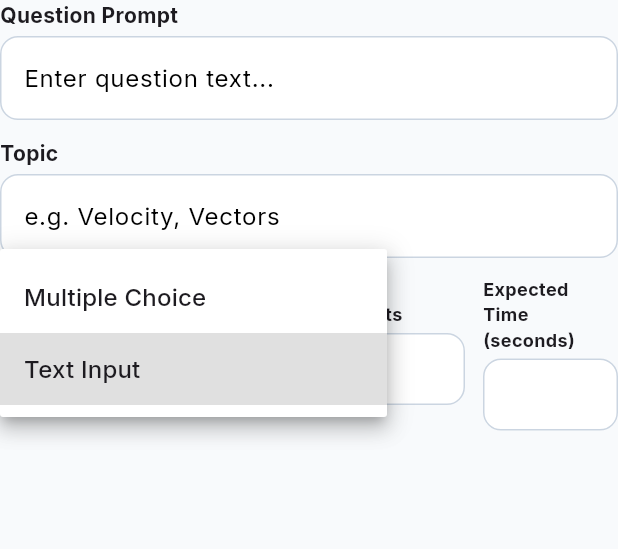
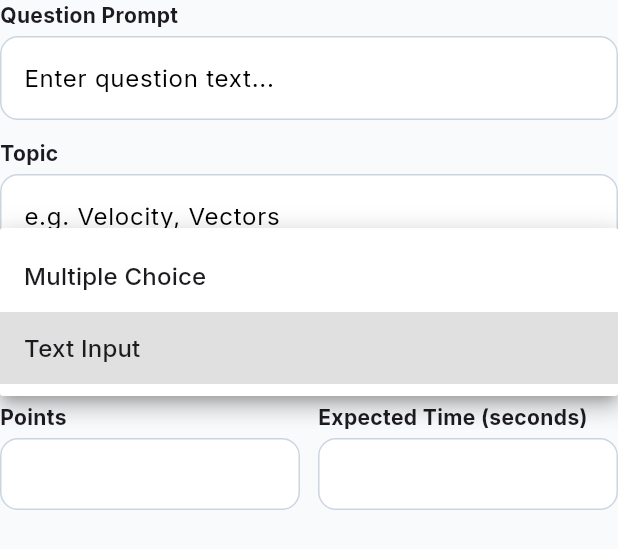
Before and after one commit to ahmedhassan-dev/reflex, a Flutter app: the QuestionPromptAndTypeFields widget shown alone on an empty page, opened directly with empty values, after a tap on "Text Input", on a phone screen of 412 x 824 dp. Shown: the top 549 px of the screen. Run offline on Flutter 3.47's test engine with Material 3 defaults, Android fonts, the phone set to English and light mode, and no system bars; our stand-ins replace easy_localization, firebase_core, firebase_messaging, google_fonts, image_picker, sentry and 2 more; missing offline and left inert: flutter_driver, serverpod, serverpod_auth_core_client, serverpod_auth_core_server, serverpod_auth_idp_client, serverpod_auth_idp_flutter and 4 more; accounts and stored records are empty; statements that could not run were skipped.

Commit message:
docs: update README screenshots and add question type dropdown in admin panel

```diff
--- a/reflex_flutter/lib/main.dart
+++ b/reflex_flutter/lib/main.dart
@@ -18,7 +18,10 @@ import 'presentation/shell/app_shell.dart';
 Future<void> main() async {
   await SentryFlutter.init(
     (options) {
-      options.dsn = const String.fromEnvironment('SENTRY_DSN', defaultValue: '');
+      options.dsn = const String.fromEnvironment(
+        'SENTRY_DSN',
+        defaultValue: '',
+      );
       options.tracesSampleRate = 1.0;
       options.beforeSend = (event, hint) {
         return event;
@@ -62,6 +65,7 @@ class ReflexApp extends StatelessWidget {
     return MaterialApp(
       localizationsDelegates: context.localizationDelegates,
       supportedLocales: context.supportedLocales,
+      debugShowCheckedModeBanner: false,
       locale: context.locale,
       title: LocaleKeys.app_title.tr(),
       theme: ReflexTheme.light,
@@ -70,8 +74,8 @@ class ReflexApp extends StatelessWidget {
       home: isUserAuthenticated
           ? AppShell(initialRole: effectiveRole)
           : (initialRole != null
-              ? AuthScreen(initialRole: initialRole)
-              : const RoleSelectionScreen()),
+                ? AuthScreen(initialRole: initialRole)
+                : const RoleSelectionScreen()),
     );
   }
 }
--- a/reflex_flutter/lib/presentation/features/question_admin/widgets/question_prompt_and_type_fields.dart
+++ b/reflex_flutter/lib/presentation/features/question_admin/widgets/question_prompt_and_type_fields.dart
@@ -52,6 +52,39 @@ class QuestionPromptAndTypeFields extends StatelessWidget {
           ),
         ),
         const SizedBox(height: 12),
+        Text(
+          LocaleKeys.questions_admin_question_type_label.tr(),
+          style: const TextStyle(fontWeight: FontWeight.bold),
+        ),
+        const SizedBox(height: 4),
+        DropdownButtonFormField<QuestionType>(
+          key: const Key('dropdown_question_type'),
+          initialValue: selectedType,
+          isExpanded: true,
+          decoration: const InputDecoration(
+            contentPadding: EdgeInsets.symmetric(horizontal: 12, vertical: 8),
+          ),
+          items: [
+            DropdownMenuItem(
+              value: QuestionType.multipleChoice,
+              child: Text(
+                LocaleKeys.questions_admin_type_multiple_choice.tr(),
+                overflow: TextOverflow.ellipsis,
+              ),
+            ),
+            DropdownMenuItem(
+              value: QuestionType.textInput,
+              child: Text(
+                LocaleKeys.questions_admin_type_text_input.tr(),
+                overflow: TextOverflow.ellipsis,
+              ),
+            ),
+          ],
+          onChanged: (val) {
+            if (val != null) onTypeChanged(val);
+          },
+        ),
+        const SizedBox(height: 12),
         Row(
           children: [
             Expanded(
@@ -59,51 +92,14 @@ class QuestionPromptAndTypeFields extends StatelessWidget {
                 crossAxisAlignment: CrossAxisAlignment.start,
                 children: [
                   Text(
-                    LocaleKeys.questions_admin_question_type_label.tr(),
-                    style: const TextStyle(
-                        fontWeight: FontWeight.bold, fontSize: 12),
-                  ),
-                  const SizedBox(height: 4),
-                  DropdownButtonFormField<QuestionType>(
-                    key: const Key('dropdown_question_type'),
-                    initialValue: selectedType,
-                    decoration: const InputDecoration(
-                      contentPadding:
-                          EdgeInsets.symmetric(horizontal: 12, vertical: 8),
-                    ),
-                    items: [
-                      DropdownMenuItem(
-                        value: QuestionType.multipleChoice,
-                        child: Text(LocaleKeys
-                            .questions_admin_type_multiple_choice
-                            .tr()),
-                      ),
-                      DropdownMenuItem(
-                        value: QuestionType.textInput,
-                        child: Text(
-                            LocaleKeys.questions_admin_type_text_input.tr()),
-                      ),
-                    ],
-                    onChanged: (val) {
-                      if (val != null) onTypeChanged(val);
-                    },
-                  ),
-                ],
-              ),
-            ),
-            const SizedBox(width: 12),
-            SizedBox(
-              width: 80,
-              child: Column(
-                crossAxisAlignment: CrossAxisAlignment.start,
-                children: [
-                  Text(
                     LocaleKeys.questions_admin_points_label.tr(),
-                    style: const TextStyle(
-                        fontWeight: FontWeight.bold, fontSize: 12),
+                    style: const TextStyle(fontWeight: FontWeight.bold),
+                    maxLines: 1,
+                    overflow: TextOverflow.ellipsis,
                   ),
                   const SizedBox(height: 4),
                   TextField(
+                    key: const Key('input_question_points'),
                     controller: pointsCtrl,
                     keyboardType: TextInputType.number,
                     decoration: const InputDecoration(
@@ -115,18 +111,19 @@ class QuestionPromptAndTypeFields extends StatelessWidget {
               ),
             ),
             const SizedBox(width: 12),
-            SizedBox(
-              width: 90,
+            Expanded(
               child: Column(
                 crossAxisAlignment: CrossAxisAlignment.start,
                 children: [
                   Text(
                     LocaleKeys.questions_admin_expected_seconds_label.tr(),
-                    style: const TextStyle(
-                        fontWeight: FontWeight.bold, fontSize: 12),
+                    style: const TextStyle(fontWeight: FontWeight.bold),
+                    maxLines: 1,
+                    overflow: TextOverflow.ellipsis,
                   ),
                   const SizedBox(height: 4),
                   TextField(
+                    key: const Key('input_question_time'),
                     controller: timeCtrl,
                     keyboardType: TextInputType.number,
                     decoration: const InputDecoration(
```
Also changed, not shown: 18 other files.
